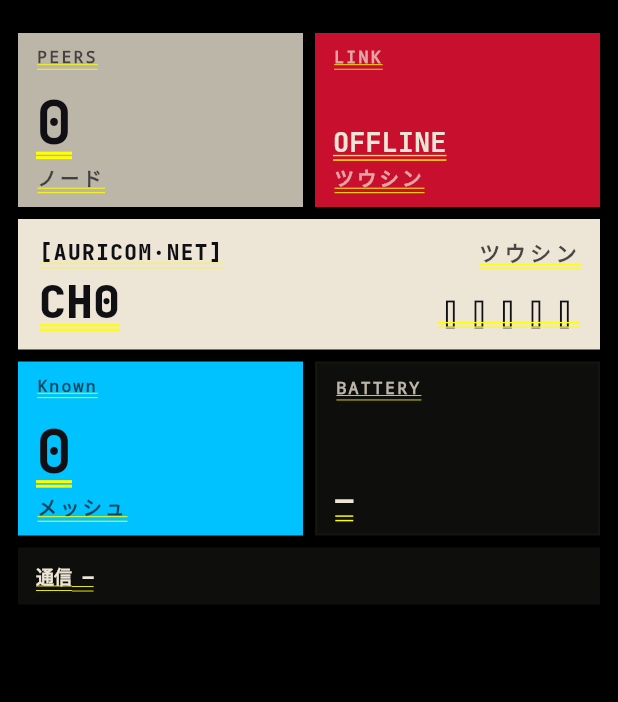
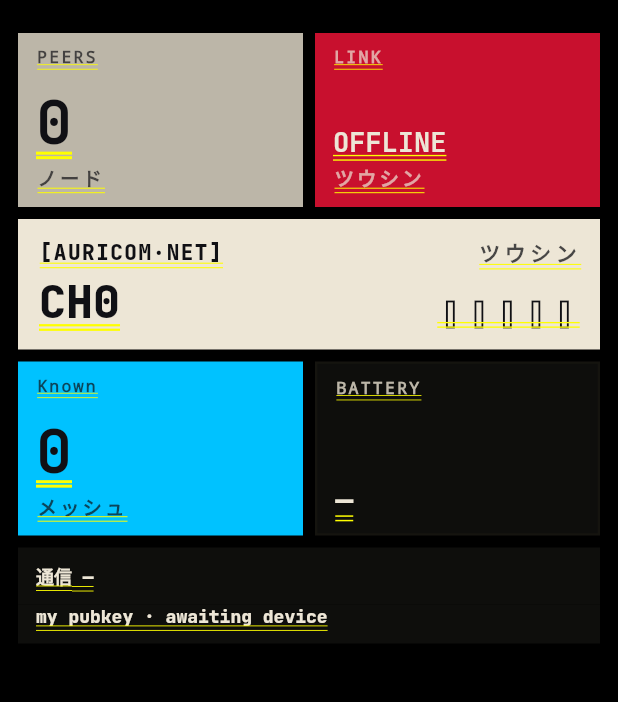
Before and after one commit to IoTone/meshmore-sns, a Flutter app: the DrPopDashboard screen opened directly, on a phone screen of 412 x 824 dp, the part 72-774 px from its top. Run offline on Flutter 3.47's test engine with Material 3 defaults, Android fonts, the phone set to English and light mode, and no system bars; our stand-ins replace audioplayers, flutter_blue_plus, flutter_compass, flutter_map, flutter_native_splash, flutter_tts and 8 more; missing offline and left inert: cryptography, flutter_foreground_task, markdown, pointycastle; accounts and stored records are empty.

Commit message:
FIX: my pubkey was only visible on one of six skins
6dda925 put the pubkey row in DashboardScreen, which DashboardHost uses
only as the SEELE fallback. The other five presets have bespoke
dashboards, so the feature was invisible to anyone not on the default
theme -- caught immediately, because the phone I checked it on was on
DR Pop and the row simply was not there.

pubKeyHex now comes off the shared DashboardModel, and a single
MyPubkeyLine widget renders it. Deliberately shared rather than
reimplemented per skin: the six dashboards are bespoke by design, but
this is information, not decoration, and the copy behaviour carries a
correctness requirement no skin should reinterpret -- the FULL key must
reach the clipboard even though a truncated one is shown, because a
partial key pasted to another operator does not error, it silently
fails to resolve. Colour and font still come from the caller, so each
skin keeps its own look.

The real fix is the test: dashboard_host_test now sweeps every
MmThemePreset and asserts the line is present. "Added it to one skin
and called it done" is the exact mistake, and it is invisible to any
test that only exercises the default.

Two things that test taught along the way, both recorded in comments:
pumpAndSettle never returns here because several skins animate
continuously (the Hyperlocal radar sweep), and the controller must be
disposed in-body rather than at teardown because connect() starts a
periodic battery poll that fails the test as a pending timer first.

495 tests, 0 failures (+1). flutter analyze lib test clean.

Co-Authored-By: Claude Opus 5 (1M context) <noreply@anthropic.com>

```diff
--- a/meshmore_sns_app/responsive_starter_app/lib/screens/dashboards/dashboard_model.dart
+++ b/meshmore_sns_app/responsive_starter_app/lib/screens/dashboards/dashboard_model.dart
@@ -21,6 +21,7 @@ class DashboardModel {
     required this.peersInRange,
     required this.knownCount,
     required this.nodeName,
+    required this.pubKeyHex,
     required this.radioLine,
     required this.channelLabel,
     required this.region,
@@ -43,6 +44,12 @@ class DashboardModel {
 
   /// Device advertised name, or null when SelfInfo isn't in yet.
   final String? nodeName;
+
+  /// Our own 64-hex public key, or null awaiting SelfInfo. This is
+  /// the identifier another operator needs before their DMs can route
+  /// to us, so every skin should surface it somewhere — see
+  /// [MyPubkeyLine], which renders it consistently.
+  final String? pubKeyHex;
 
   /// `915.0MHz SF7 CR5 22dBm`, or null awaiting SelfInfo.
   final String? radioLine;
@@ -102,6 +109,7 @@ class DashboardModel {
       nodeName: si == null
           ? null
           : (si.name.isEmpty ? l.dashboardUnnamed : si.name),
+      pubKeyHex: mc.ownPubKeyHex,
       radioLine: si == null
           ? null
           : '${si.frequencyMhz}MHz  SF${si.spreadingFactor}  '
--- a/meshmore_sns_app/responsive_starter_app/lib/screens/dashboards/drpop_dashboard.dart
+++ b/meshmore_sns_app/responsive_starter_app/lib/screens/dashboards/drpop_dashboard.dart
@@ -10,6 +10,7 @@ import '../../ui/mm_audio_toggle.dart';
 import '../../ui/mm_scaffold.dart';
 import '../device_manager_sheet.dart';
 import 'dashboard_model.dart';
+import 'my_pubkey_line.dart';
 
 /// Concept E — **DR Pop** dashboard: Designers-Republic maximalism. Flat
 /// saturated colour blocks, bold numerals, katakana run as graphics, and
@@ -159,6 +160,20 @@ class DrPopDashboard extends StatelessWidget {
                     fontFamily: skin.type.monoFamily,
                     fontSize: 12)),
           ),
+          // Own pubkey — the identifier another operator needs to add
+          // you before their DMs can route.
+          Container(
+            width: double.infinity,
+            color: skin.color.surface,
+            padding: const EdgeInsets.fromLTRB(12, 0, 12, 10),
+            child: MyPubkeyLine(
+              pubKeyHex: m.pubKeyHex,
+              style: TextStyle(
+                  color: skin.color.fg,
+                  fontFamily: skin.type.monoFamily,
+                  fontSize: 12),
+            ),
+          ),
         ],
       ),
     );
--- /dev/null
+++ b/meshmore_sns_app/responsive_starter_app/lib/screens/dashboards/my_pubkey_line.dart
@@ -0,0 +1,94 @@
+// Copyright (c) 2026 IoTone, Inc.
+// SPDX-License-Identifier: MIT
+import 'package:flutter/material.dart';
+import 'package:flutter/services.dart';
+
+import '../../gen/app_localizations.dart';
+
+/// Your own public key, rendered the same way on every skin.
+///
+/// Deliberately **shared** rather than reimplemented per dashboard.
+/// The six dashboards are bespoke by design — reskinning is additive —
+/// but this is information, not decoration, and the copy behaviour has
+/// a correctness requirement no skin should get to reinterpret: the
+/// **full** key must reach the clipboard even though a truncated one is
+/// displayed. A partial key pasted to another operator does not error,
+/// it silently fails to resolve.
+///
+/// Colour and font come from the caller so each skin still owns how it
+/// looks; only the truncation and the clipboard payload are fixed.
+class MyPubkeyLine extends StatelessWidget {
+  const MyPubkeyLine({
+    super.key,
+    required this.pubKeyHex,
+    this.style,
+    this.iconColor,
+    this.shownChars = 16,
+  });
+
+  /// Null until `SelfInfo` lands. The line still renders, saying so,
+  /// because the moment someone opens the app to ask "what is my key?"
+  /// is exactly the moment it has not arrived yet — an absent line
+  /// reads as a missing feature.
+  final String? pubKeyHex;
+  final TextStyle? style;
+  final Color? iconColor;
+  final int shownChars;
+
+  @override
+  Widget build(BuildContext context) {
+    final AppLocalizations l = AppLocalizations.of(context);
+    final ColorScheme cs = Theme.of(context).colorScheme;
+    final TextStyle effective = style ??
+        TextStyle(
+          color: cs.onSurfaceVariant,
+          fontFamily: 'JetBrains Mono',
+          fontSize: 12,
+          height: 1.5,
+        );
+    final String? hex = pubKeyHex;
+
+    if (hex == null || hex.isEmpty) {
+      return Text(l.dashboardPubkeyAwaiting, style: effective);
+    }
+
+    final String shown =
+        hex.length > shownChars ? '${hex.substring(0, shownChars)}…' : hex;
+
+    return Tooltip(
+      message: l.dashboardPubkeyHint,
+      child: InkWell(
+        borderRadius: BorderRadius.circular(6),
+        onTap: () async {
+          // The FULL key, never `shown`.
+          await Clipboard.setData(ClipboardData(text: hex));
+          if (!context.mounted) return;
+          ScaffoldMessenger.maybeOf(context)?.showSnackBar(
+            SnackBar(
+              content: Text(l.nodeDetailPubkeyCopied),
+              duration: const Duration(seconds: 2),
+            ),
+          );
+        },
+        child: Padding(
+          padding: const EdgeInsets.symmetric(vertical: 2),
+          child: Row(
+            mainAxisSize: MainAxisSize.min,
+            children: <Widget>[
+              Flexible(
+                child: Text(
+                  l.dashboardMyPubkey(shown),
+                  style: effective,
+                  overflow: TextOverflow.ellipsis,
+                ),
+              ),
+              const SizedBox(width: 6),
+              Icon(Icons.copy,
+                  size: 13, color: iconColor ?? effective.color ?? cs.primary),
+            ],
+          ),
+        ),
+      ),
+    );
+  }
+}
--- a/meshmore_sns_app/responsive_starter_app/lib/screens/dashboards/nerv_dashboard.dart
+++ b/meshmore_sns_app/responsive_starter_app/lib/screens/dashboards/nerv_dashboard.dart
@@ -11,6 +11,7 @@ import '../../ui/mm_components.dart';
 import '../../ui/mm_scaffold.dart';
 import '../device_manager_sheet.dart';
 import 'dashboard_model.dart';
+import 'my_pubkey_line.dart';
 
 /// Concept A — **NERV Terminal** dashboard: an information-maximal
 /// operations console. Chamfered HUD panels, hazard-stripe section
@@ -106,6 +107,8 @@ class NervDashboard extends StatelessWidget {
                 MmSectionHeader(l.dashboardRadio),
                 const SizedBox(height: 8),
                 Text(m.radioLine ?? l.dashboardAwaitingDevice, style: mono),
+                const SizedBox(height: 2),
+                MyPubkeyLine(pubKeyHex: m.pubKeyHex, style: mono),
                 const SizedBox(height: 4),
                 MmReadout(label: l.dashNervRegion, value: m.region),
               ],
```
Also changed, not shown: meshmore_sns_app/responsive_starter_app/lib/screens/dashboard_screen.dart (+2 -74 lines), meshmore_sns_app/responsive_starter_app/lib/screens/dashboards/aghud_dashboard.dart (+21 -18 lines), meshmore_sns_app/responsive_starter_app/lib/screens/dashboards/hyperlocal_dashboard.dart (+11 -0 lines), meshmore_sns_app/responsive_starter_app/lib/screens/dashboards/recon_dashboard.dart (+7 -0 lines), 1 other file.
